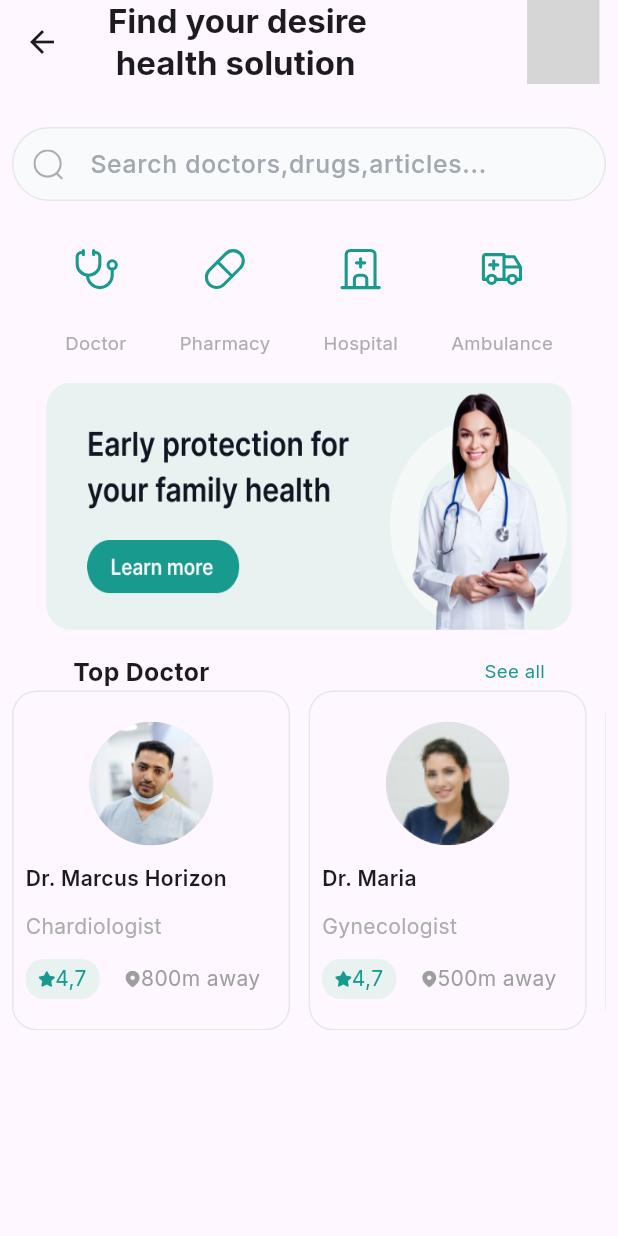
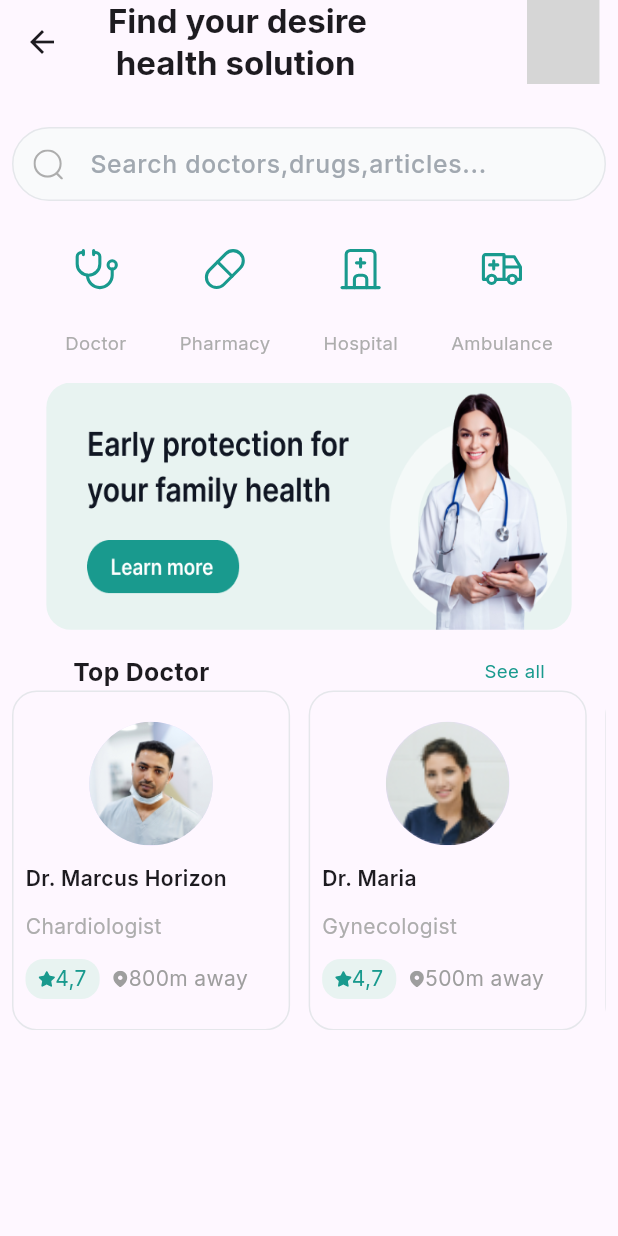
Before and after one commit to mariya8157/medical, a Flutter app: the HomePage screen opened directly, on a phone screen of 412 x 824 dp. Run offline on Flutter 3.47's test engine with Material 3 defaults, Android fonts, the phone set to English and light mode, and no system bars; our stand-ins replace flutter_svg, google_fonts, pinput, readmore; grey boxes are pictures that could not be loaded.

Commit message:
initial comit

```diff
--- a/lib/features/details_adding/screen/home/homepage.dart
+++ b/lib/features/details_adding/screen/home/homepage.dart
@@ -284,7 +284,7 @@ class _HomePageState extends State<HomePage> {
                                       ),
                                   ),
 
-                                  SizedBox(width: width*0.04,),
+                                  SizedBox(width: width*0.02,),
                                   SvgPicture.asset(ImageIcons.location,color: Colors.grey,),
                                   Text(doctor[index]["distene"],style: TextStyle(
                                     color: Colors.grey
```
